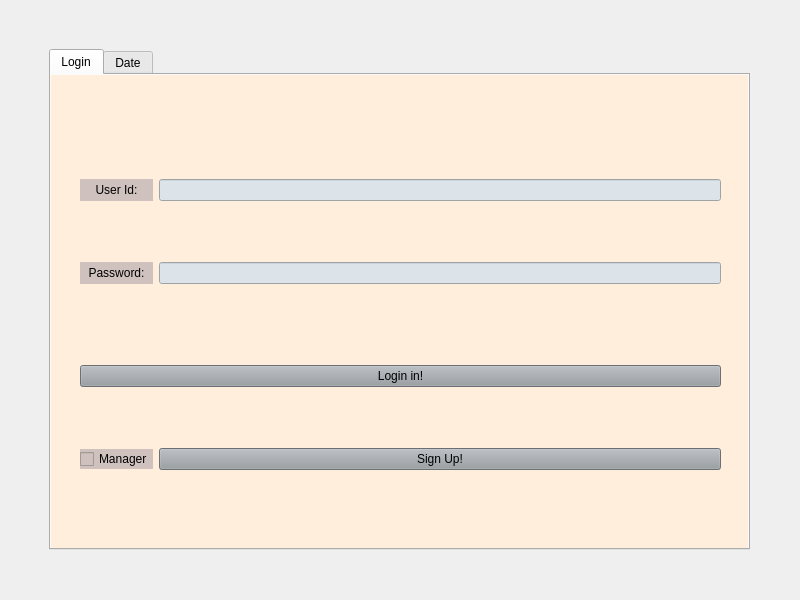
interval-package/Library_Manage_System, file Window_Classes/LoginPage/LoginPage.ui: the form before one commit.
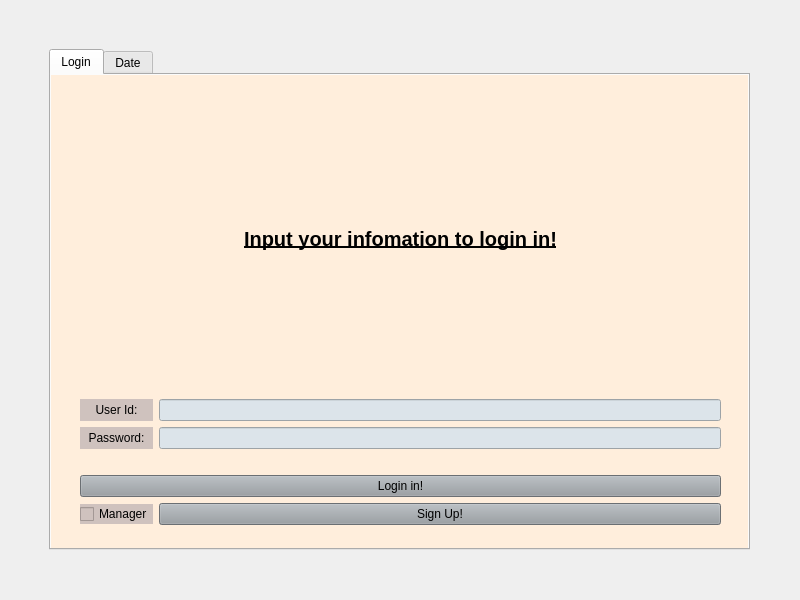
The form after the commit.

Diff of the .ui file:
```diff
--- a/Window_Classes/LoginPage/LoginPage.ui
+++ b/Window_Classes/LoginPage/LoginPage.ui
@@ -72,8 +72,57 @@
          <property name="bottomMargin">
           <number>30</number>
          </property>
+         <item row="3" column="0" colspan="2">
+          <widget class="QLabel" name="Password_Lable">
+           <property name="styleSheet">
+            <string notr="true">background-color: rgb(207, 194, 190);</string>
+           </property>
+           <property name="text">
+            <string>Password:</string>
+           </property>
+           <property name="alignment">
+            <set>Qt::AlignCenter</set>
+           </property>
+           <property name="buddy">
+            <cstring>Password_Getter</cstring>
+           </property>
+          </widget>
+         </item>
+         <item row="3" column="2">
+          <widget class="QLineEdit" name="Password_Getter">
+           <property name="styleSheet">
+            <string notr="true">background-color: rgb(220, 228, 234);</string>
+           </property>
+          </widget>
+         </item>
+         <item row="1" column="0" colspan="3">
+          <spacer name="horizontalSpacer_2">
+           <property name="orientation">
+            <enum>Qt::Horizontal</enum>
+           </property>
+           <property name="sizeHint" stdset="0">
+            <size>
+             <width>40</width>
+             <height>20</height>
+            </size>
+           </property>
+          </spacer>
+         </item>
          <item row="4" column="0" colspan="3">
-          <widget class="QPushButton" name="pushButton">
+          <spacer name="horizontalSpacer">
+           <property name="orientation">
+            <enum>Qt::Horizontal</enum>
+           </property>
+           <property name="sizeHint" stdset="0">
+            <size>
+             <width>40</width>
+             <height>20</height>
+            </size>
+           </property>
+          </spacer>
+         </item>
+         <item row="5" column="0" colspan="3">
+          <widget class="QPushButton" name="LoginButton">
            <property name="styleSheet">
             <string notr="true">background-color: rgb(150, 156, 161);</string>
            </property>
@@ -82,57 +131,8 @@
            </property>
           </widget>
          </item>
-         <item row="0" column="0" colspan="3">
-          <spacer name="horizontalSpacer_2">
-           <property name="orientation">
-            <enum>Qt::Horizontal</enum>
-           </property>
-           <property name="sizeHint" stdset="0">
-            <size>
-             <width>40</width>
-             <height>20</height>
-            </size>
-           </property>
-          </spacer>
-         </item>
-         <item row="1" column="0" colspan="2">
-          <widget class="QLabel" name="label">
-           <property name="styleSheet">
-            <string notr="true">background-color: rgb(207, 194, 190);</string>
-           </property>
-           <property name="text">
-            <string>User Id:</string>
-           </property>
-           <property name="alignment">
-            <set>Qt::AlignCenter</set>
-           </property>
-           <property name="buddy">
-            <cstring>lineEdit</cstring>
-           </property>
-          </widget>
-         </item>
          <item row="2" column="2">
-          <widget class="QLineEdit" name="lineEdit_2">
-           <property name="styleSheet">
-            <string notr="true">background-color: rgb(220, 228, 234);</string>
-           </property>
-          </widget>
-         </item>
-         <item row="3" column="0" colspan="3">
-          <spacer name="horizontalSpacer">
-           <property name="orientation">
-            <enum>Qt::Horizontal</enum>
-           </property>
-           <property name="sizeHint" stdset="0">
-            <size>
-             <width>40</width>
-             <height>20</height>
-            </size>
-           </property>
-          </spacer>
-         </item>
-         <item row="1" column="2">
-          <widget class="QLineEdit" name="lineEdit">
+          <widget class="QLineEdit" name="UserId_Getter">
            <property name="styleSheet">
             <string notr="true">background-color: rgb(220, 228, 234);</string>
            </property>
@@ -144,7 +144,7 @@
             <string notr="true">background-color: rgb(207, 194, 190);</string>
            </property>
            <property name="text">
-            <string>Password:</string>
+            <string>User Id:</string>
            </property>
            <property name="alignment">
             <set>Qt::AlignCenter</set>
@@ -154,7 +154,7 @@
            </property>
           </widget>
          </item>
-         <item row="5" column="2">
+         <item row="6" column="2">
           <widget class="QPushButton" name="pushButton_3">
            <property name="styleSheet">
             <string notr="true">background-color: rgb(150, 156, 161);</string>
@@ -164,7 +164,7 @@
            </property>
           </widget>
          </item>
-         <item row="5" column="0" colspan="2">
+         <item row="6" column="0" colspan="2">
           <widget class="QCheckBox" name="checkBox">
            <property name="styleSheet">
             <string notr="true">background-color: rgb(207, 194, 190);</string>
@@ -174,6 +174,27 @@
            </property>
           </widget>
          </item>
+         <item row="0" column="0" colspan="3">
+          <widget class="QLabel" name="Login_Tutorial_Lable">
+           <property name="font">
+            <font>
+             <pointsize>15</pointsize>
+             <italic>false</italic>
+             <bold>true</bold>
+             <underline>true</underline>
+            </font>
+           </property>
+           <property name="cursor">
+            <cursorShape>CrossCursor</cursorShape>
+           </property>
+           <property name="text">
+            <string>Input your infomation to login in!</string>
+           </property>
+           <property name="alignment">
+            <set>Qt::AlignCenter</set>
+           </property>
+          </widget>
+         </item>
         </layout>
        </widget>
       </widget>
```
Left out of the diff: 4 changed lines with no effect on the pictures.
